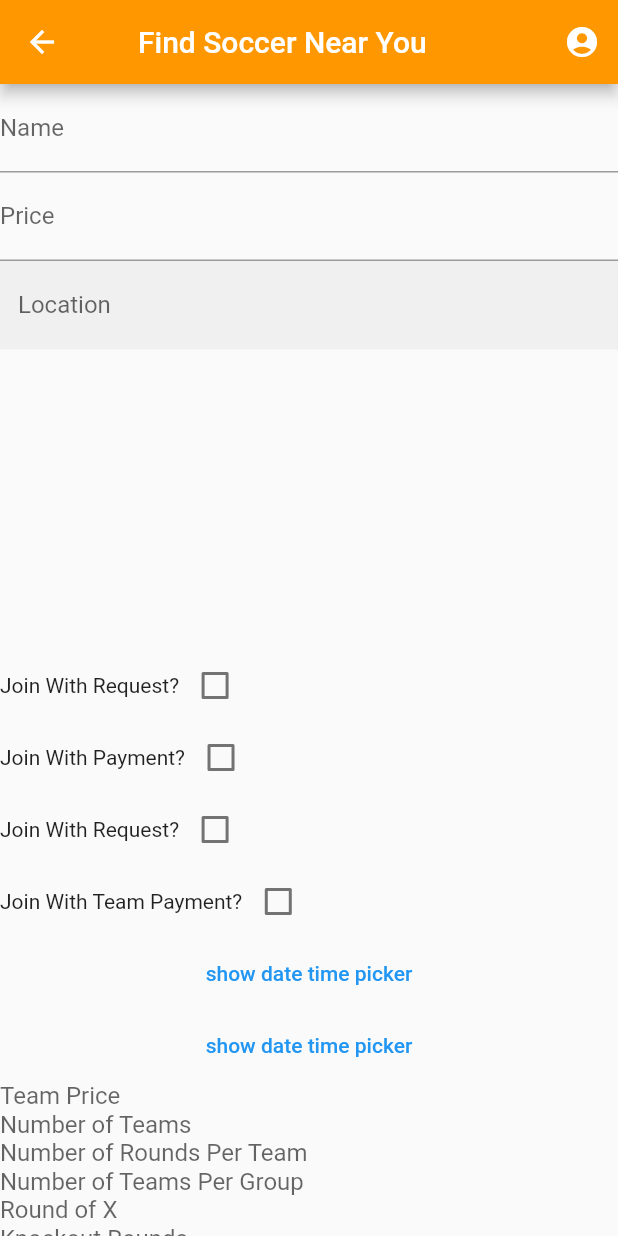
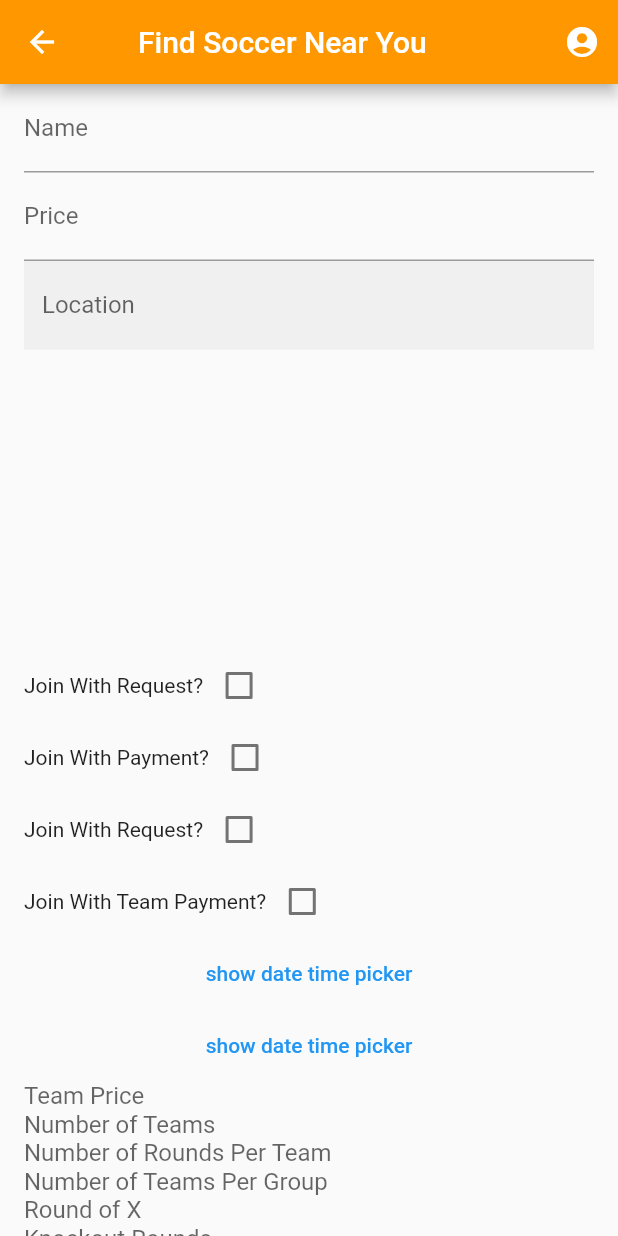
Before and after one commit to ArturoBarrios/AAASoccer, a Flutter app: the TournamentCreate screen opened directly, on a phone screen of 412 x 824 dp. Run offline on Flutter 3.47's test engine with Material 2 defaults, Android fonts, the phone set to English and light mode, and no system bars; our stand-ins replace auto_size_text, bloc, equatable, firebase_analytics, firebase_core, flip_card and 23 more; missing offline and left inert: amplify_api, amplify_auth_cognito, amplify_authenticator, amplify_core, amplify_datastore, amplify_flutter and 8 more; accounts and stored records are empty.

Commit message:
added scroll to league and tournament

```diff
--- a/lib/views/tournament/create.dart
+++ b/lib/views/tournament/create.dart
@@ -162,7 +162,9 @@ class _TournamentCreateState extends State<TournamentCreate> {
           ),
         ],
       ),
-      body: Center(
+      body: SingleChildScrollView(
+        padding: const EdgeInsets.only(left: 16, right: 16, bottom: 50.0),
+        child:Center(
         child: Column(
           children: [
             EventInputWidget(
@@ -203,10 +205,6 @@ class _TournamentCreateState extends State<TournamentCreate> {
               decoration:
                   const InputDecoration.collapsed(hintText: 'Knockout Rounds'),
             ),
-            TextField(
-              controller: capacityController,
-              decoration: const InputDecoration.collapsed(hintText: 'Capcity'),
-            ),
             GestureDetector(
               onTap: () {
                 createTournament();
@@ -215,7 +213,7 @@ class _TournamentCreateState extends State<TournamentCreate> {
             ),
           ],
         ),
-      ),
+      )),
     );
   }
 }
```
Also changed, not shown: lib/views/league/create.dart (+5 -2 lines).
